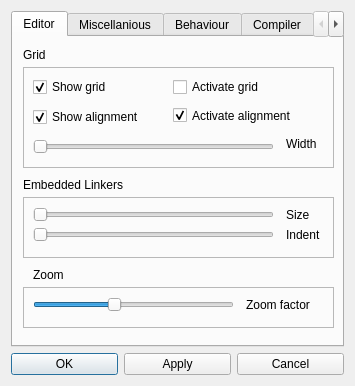
Old version of the form unreal/trunk/qrgui/mainwindow/preferencesDialog.ui in the repository qreal/qreal.
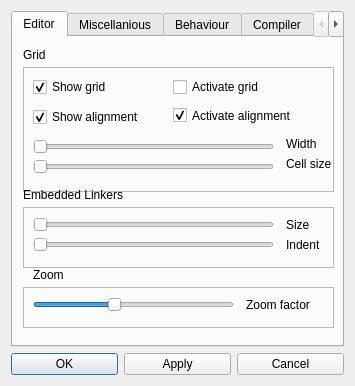
New version of the form. The open tabs and pages were chosen to show the change. Icons and pictures are not drawn.

The edit to the form file:
```diff
--- a/unreal/trunk/qrgui/mainwindow/preferencesDialog.ui
+++ b/unreal/trunk/qrgui/mainwindow/preferencesDialog.ui
@@ -69,7 +69,7 @@
          <x>10</x>
          <y>30</y>
          <width>311</width>
-         <height>101</height>
+         <height>125</height>
         </rect>
        </property>
        <property name="frameShape">
@@ -120,7 +120,32 @@
          </rect>
         </property>
         <property name="minimum">
-         <number>0</number>
+         <number>3</number>
+        </property>
+        <property name="maximum">
+         <number>150</number>
+        </property>
+        <property name="singleStep">
+         <number>1</number>
+        </property>
+        <property name="pageStep">
+         <number>10</number>
+        </property>
+        <property name="orientation">
+         <enum>Qt::Horizontal</enum>
+        </property>
+       </widget>
+       <widget class="QSlider" name="indexGridSlider">
+        <property name="geometry">
+         <rect>
+          <x>10</x>
+          <y>90</y>
+          <width>241</width>
+          <height>19</height>
+         </rect>
+        </property>
+        <property name="minimum">
+         <number>5</number>
         </property>
         <property name="maximum">
          <number>150</number>
@@ -148,6 +173,19 @@
          <string>Width</string>
         </property>
        </widget>
+       <widget class="QLabel" name="label_20">
+        <property name="geometry">
+         <rect>
+          <x>263</x>
+          <y>90</y>
+          <width>46</width>
+          <height>13</height>
+         </rect>
+        </property>
+        <property name="text">
+         <string>Cell size</string>
+        </property>
+       </widget>
        <widget class="QCheckBox" name="activateAlignmentCheckBox">
         <property name="geometry">
          <rect>
@@ -210,7 +248,7 @@
        <property name="geometry">
         <rect>
          <x>10</x>
-         <y>140</y>
+         <y>150</y>
          <width>121</width>
          <height>16</height>
         </rect>
@@ -223,7 +261,7 @@
        <property name="geometry">
         <rect>
          <x>10</x>
-         <y>160</y>
+         <y>170</y>
          <width>311</width>
          <height>61</height>
         </rect>
```
